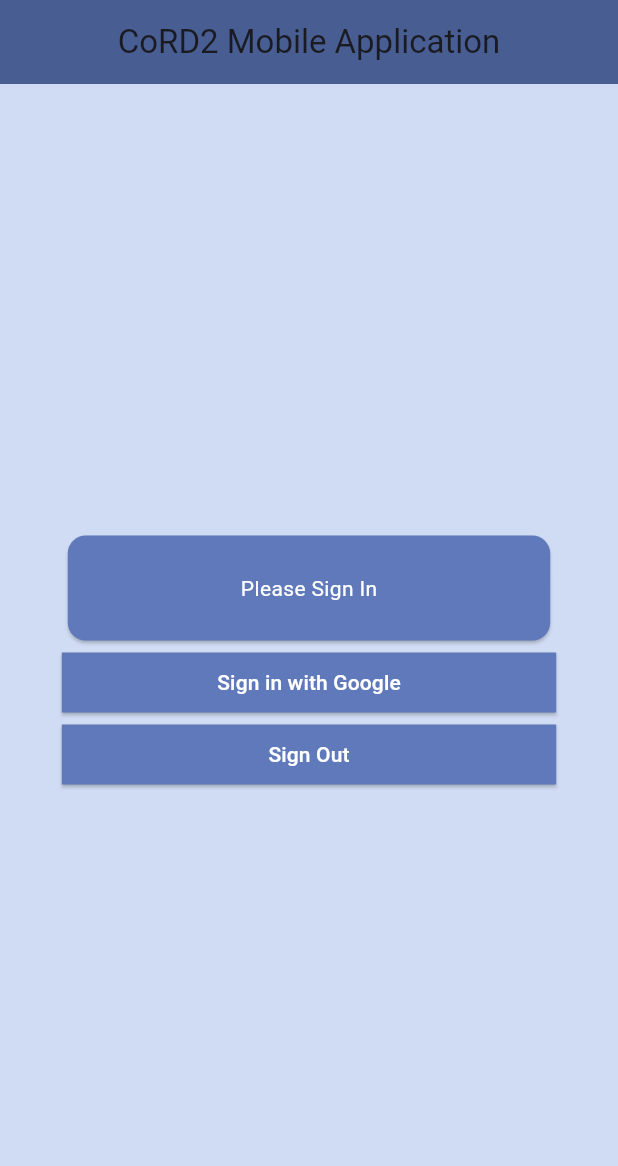
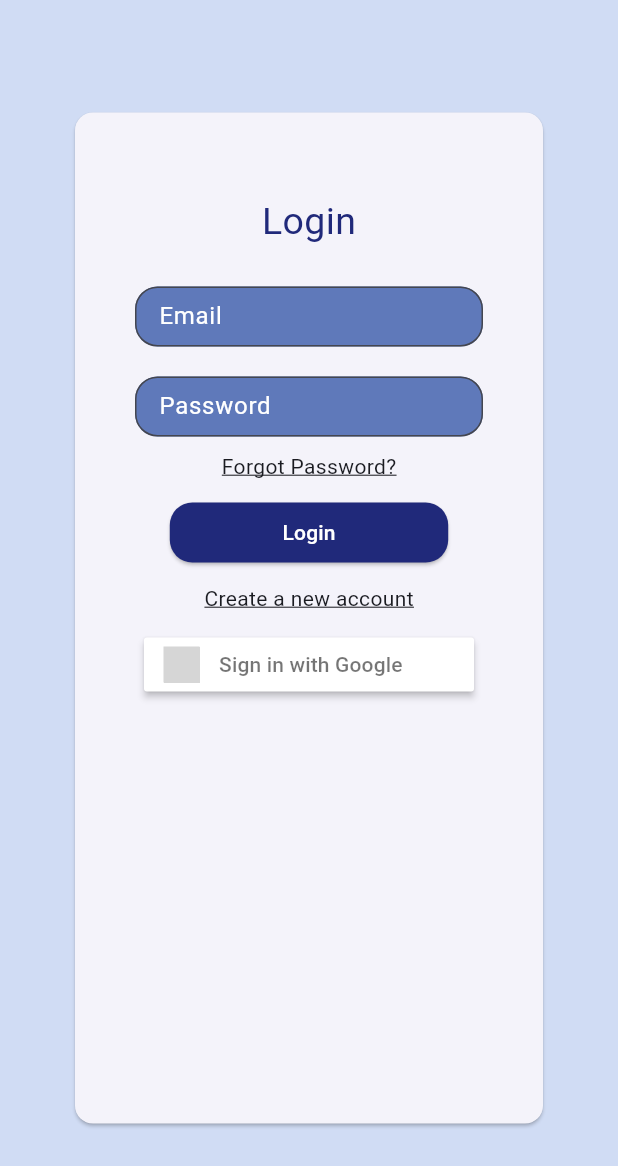
Before and after one commit to shenyang0111ucf/CoRD2-Mobile-App, a Flutter app: the screen it shows after launch, on a phone screen of 412 x 824 dp. Shown: the top 1166 px of the screen. Run offline on Flutter 3.47's test engine with Material 3 defaults, Android fonts, the phone set to English and light mode, and no system bars; our stand-ins replace cloud_firestore, firebase_auth, firebase_core, flutter_signin_button, google_sign_in; accounts and stored records are empty; grey boxes are pictures that could not be loaded.

Commit message:
Login/Registration working with Firebase

```diff
--- a/lib/main.dart
+++ b/lib/main.dart
@@ -1,4 +1,4 @@
-import 'package:cord2_mobile_app/pages/login.dart';
+import 'package:cord2_mobile_app/pages/sign_on.dart';
 import 'package:firebase_core/firebase_core.dart';
 import 'package:flutter/material.dart';
 
--- /dev/null
+++ b/lib/models/user_model.dart
@@ -0,0 +1,15 @@
+class UserModel {
+  final String displayName;
+  final String email;
+
+  UserModel(this.displayName, this.email);
+
+  UserModel.fromJson(Map<String, dynamic> json) :
+    displayName = json['displayName'] as String,
+    email = json['email'] as String;
+
+  Map<String, dynamic> toJson() => {
+    'displayName': displayName,
+    'email': email,
+  };
+}
--- a/lib/pages/login.dart
+++ /dev/null
@@ -1,139 +0,0 @@
-import 'package:cloud_firestore/cloud_firestore.dart';
-import 'package:flutter/material.dart';
-import 'package:google_sign_in/google_sign_in.dart';
-
-class SignOnPage extends StatefulWidget {
-  const SignOnPage({super.key});
-
-  @override
-  State<SignOnPage> createState() => _SignOnPageState();
-}
-
-
-
-class _SignOnPageState extends State<SignOnPage> {
-  final GoogleSignIn _googleSignIn = GoogleSignIn(
-      scopes: [
-        'email'
-      ]
-  );
-
-  CollectionReference users = FirebaseFirestore.instance.collection('users');
-  GoogleSignInAccount? _currentUser;
-  bool _isAuthorized = false;
-
-  void handleGoogleUser(GoogleSignInAccount? account) async {
-    // In mobile, being authenticated means being authorized...
-    bool isAuthorized = account != null;
-    if (isAuthorized) {
-      DocumentSnapshot doc = await users.doc(account?.id).get();
-      // Found a user account
-      if (doc.exists) {
-        print("We found a doc");
-        Map<String, dynamic> data = doc.data() as Map<String, dynamic>;
-        print(data);
-      } else {
-        // Need to create a new account
-        users
-          .doc(account.id)
-          .set({
-            'name': account.displayName,
-            'email': account.email,
-            'events': [],
-            'chats': []
-          })
-          .then((value) => print("Successfully added user!"))
-          .catchError((err) => print("Failed to add user $err"));
-      }
-    }
-    setState(() {
-      _currentUser = account;
-      _isAuthorized = isAuthorized;
-    });
-  }
-
-
-  @override
-  void initState() {
-    super.initState();
-    // Update the stored user
-    _googleSignIn.onCurrentUserChanged.listen((GoogleSignInAccount? account) => handleGoogleUser(account));
-
-    // Attempt to log in a previously authorized user
-    _googleSignIn.signInSilently();
-  }
-
-  Future<void> signInWithGoogle() async {
-    try {
-      await _googleSignIn.signIn();
-    } catch (error) {
-      print(error);
-    }
-  }
-
-  Future<void> signOut() => _googleSignIn.disconnect();
-
-  @override
-  Widget build(BuildContext context) {
-    const TextStyle whiteText = TextStyle(color: Colors.white);
-    const int darkBlue = 0xff5f79BA;
-    const int lightBlue = 0xffD0DCF4;
-
-    return Scaffold(
-      appBar: AppBar(
-        backgroundColor: Theme.of(context).colorScheme.primary,
-        title: const Center(
-          child :Text("CoRD2 Mobile Application")
-        )
-      ),
-      body: Container(
-        color: const Color(lightBlue),
-        child: Center(
-          child: Column(
-            mainAxisAlignment: MainAxisAlignment.center,
-            children: <Widget>[
-              FractionallySizedBox(
-                widthFactor: 0.8,
-                child: Card(
-                  color: Color(darkBlue),
-                  child: Padding(
-                    padding: EdgeInsets.all(25.0),
-                    child: Center(child:
-                      _currentUser != null ? Text("Welcome Back, ${_currentUser?.displayName}!", style: whiteText) : const Text("Please Sign In", style: whiteText)
-                    )
-                  )
-                )
-              ),
-              FractionallySizedBox(
-                widthFactor: 0.8,
-                child: ElevatedButton(
-                  onPressed: signInWithGoogle,
-                  style: ElevatedButton.styleFrom(
-                    backgroundColor: const Color(darkBlue),
-                    shape: const RoundedRectangleBorder(
-                      borderRadius: BorderRadius.zero
-                    )
-                  ),
-                  child: const Text("Sign in with Google", style: whiteText)
-                ),
-              ),
-              FractionallySizedBox(
-                widthFactor: 0.8,
-                child: ElevatedButton(
-                  onPressed: signOut,
-                  style: ElevatedButton.styleFrom(
-                    backgroundColor: const Color(darkBlue),
-                    shape: const RoundedRectangleBorder(
-                      borderRadius: BorderRadius.zero
-                    )
-                  ),
-                  child: const Text("Sign Out", style: whiteText)
-                ),
-              ),
-            ],
-          ),
-        ),
-      )
-    );
-  }
-}
--- /dev/null
+++ b/lib/pages/sign_on.dart
@@ -0,0 +1,311 @@
+import 'package:cloud_firestore/cloud_firestore.dart';
+import 'package:firebase_auth/firebase_auth.dart';
+import 'package:flutter/material.dart';
+import 'package:flutter_signin_button/button_list.dart';
+import 'package:flutter_signin_button/button_view.dart';
+import 'package:google_sign_in/google_sign_in.dart';
+
+class SignOnPage extends StatefulWidget {
+  const SignOnPage({super.key});
+
+  @override
+  State<SignOnPage> createState() => _SignOnPageState();
+}
+
+class _SignOnPageState extends State<SignOnPage> {
+  final GoogleSignIn _googleSignIn = GoogleSignIn(scopes: ['email']);
+  CollectionReference users = FirebaseFirestore.instance.collection('users');
+  GoogleSignInAccount? _currentUser;
+  bool _isAuthorized = false;
+  bool _login = true;
+  TextEditingController emailController = TextEditingController();
+  TextEditingController passController = TextEditingController();
+  TextEditingController confirmPassController = TextEditingController();
+  TextEditingController displayNameController = TextEditingController();
+  String _error = "";
+
+  final int darkBlue = 0xff5f79BA;
+  final int lightBlue = 0xffD0DCF4;
+  final int blurple = 0xff20297A;
+  final TextStyle whiteText = const TextStyle(color: Colors.white);
+
+  @override
+  void initState() {
+    super.initState();
+    // Update the stored user
+    _googleSignIn.onCurrentUserChanged
+        .listen((GoogleSignInAccount? account) => handleGoogleUser(account));
+
+    // Attempt to log in a previously authorized user
+    _googleSignIn.signInSilently();
+  }
+
+  // Handle the Google Authorization Flow
+  void handleGoogleUser(GoogleSignInAccount? account) async {
+    // In mobile, being authenticated means being authorized...
+    bool isAuthorized = account != null;
+    if (isAuthorized) {
+      DocumentSnapshot doc = await users.doc(account?.id).get();
+      // Found a user account
+      if (doc.exists) {
+        Map<String, dynamic> data = doc.data() as Map<String, dynamic>;
+      } else {
+        // Need to create a new account
+        users
+            .doc(account.id)
+            .set({
+              'name': account.displayName,
+              'email': account.email,
+              'events': [],
+              'chats': []
+            })
+            .then((value) => print("Successfully added user!"))
+            .catchError((err) => print("Failed to add user $err"));
+      }
+    }
+    setState(() {
+      _currentUser = account;
+      _isAuthorized = isAuthorized;
+    });
+  }
+
+  Future<void> signInWithGoogle() async {
+    try {
+      await _googleSignIn.signIn();
+    } catch (error) {
+      print(error);
+    }
+  }
+
+  Future<void> signOut() => _googleSignIn.disconnect();
+
+  void handleRegister() async {
+    setState(() {
+      _error = "";
+    });
+    if (passController.text != confirmPassController.text) {
+      setState(() {
+        _error = "Passwords don't match";
+      });
+    }
+    if (passController.text.isEmpty || displayNameController.text.isEmpty ||
+        emailController.text.isEmpty || confirmPassController.text.isEmpty) {
+      setState(() {
+        _error = "Please fill out all fields";
+      });
+    }
+    try {
+      UserCredential userCredential = await FirebaseAuth.instance
+          .createUserWithEmailAndPassword(
+            email: emailController.text, password: passController.text
+      );
+      users
+          .doc(userCredential.user?.uid)
+          .set({
+        'name': displayNameController.text,
+        'email': userCredential.user?.email,
+        'events': [],
+        'chats': []
+      })
+        .then((value) => print("Successfully added user!"))
+        .catchError((err) => print("Failed to add user $err"));
+    } on FirebaseAuthException catch (e) {
+      if (e.code == 'weak-password') {
+        setState(() {
+          _error = "Password is too weak";
+        });
+      } else if (e.code == 'email-already-in-use') {
+        setState(() {
+          _error = "This email is already in use";
+        });
+      }
+    } catch (e) {
+      print(e);
+    }
+  }
+
+  // Creates a button on the login screen
+  FractionallySizedBox createButton(String text, onPressed) {
+    return FractionallySizedBox(
+      widthFactor: 0.8,
+      child: ElevatedButton(
+          onPressed: onPressed,
+          style: ElevatedButton.styleFrom(
+              backgroundColor: Color(blurple),
+              shape: const RoundedRectangleBorder(
+                  borderRadius: BorderRadius.all(Radius.circular(15)))),
+          child: Text(text, style: whiteText)),
+    );
+  }
+
+  void switchPage() {
+    emailController.clear();
+    displayNameController.clear();
+    passController.clear();
+    confirmPassController.clear();
+    setState(() {
+      _login = !_login;
+      _error = "";
+    });
+  }
+
+  List<Widget> registerPage() {
+    return [
+      Container(
+        margin: const EdgeInsets.symmetric(vertical: 15.0),
+        child: Text("Create Account",
+            style: TextStyle(color: Color(blurple), fontSize: 25.0)),
+      ),
+      Container(
+        margin: const EdgeInsets.symmetric(vertical: 6.0),
+        child: TextField(
+          controller: emailController,
+          style: const TextStyle(color: Colors.white, height: 1.0),
+          decoration: InputDecoration(
+              isDense: true,
+              hintStyle: const TextStyle(color: Colors.white),
+              fillColor: Color(darkBlue),
+              filled: true,
+              border: const OutlineInputBorder(borderRadius: BorderRadius.all(Radius.circular(15))),
+              hintText: "Email"),
+        ),
+      ),
+      Container(
+        margin: const EdgeInsets.symmetric(vertical: 6.0),
+        child: TextField(
+          controller: displayNameController,
+          style: const TextStyle(color: Colors.white, height: 0.6),
+          decoration: InputDecoration(
+            hintStyle: const TextStyle(color: Colors.white),
+            fillColor: Color(darkBlue),
+            filled: true,
+            border: const OutlineInputBorder(borderRadius: BorderRadius.all(Radius.circular(15))),
+            hintText: "Display Name"),
+        ),
+      ),
+      Container(
+        margin: const EdgeInsets.symmetric(vertical: 6.0),
+        child: TextField(
+          controller: passController,
+          obscureText: true,
+          style: const TextStyle(color: Colors.white, height: 1.0),
+          decoration: InputDecoration(
+            isDense: true,
+            hintStyle: const TextStyle(color: Colors.white),
+            fillColor: Color(darkBlue),
+            filled: true,
+            border: const OutlineInputBorder(borderRadius: BorderRadius.all(Radius.circular(15))),
+            hintText: "Password",
+          ),
+        ),
+      ),
+      Container(
+        margin: const EdgeInsets.symmetric(vertical: 6.0),
+        child: TextField(
+          controller: confirmPassController,
+          obscureText: true,
+          style: const TextStyle(color: Colors.white, height: 1.0),
+          decoration: InputDecoration(
+            isDense: true,
+            hintStyle: const TextStyle(color: Colors.white),
+            fillColor: Color(darkBlue),
+            filled: true,
+            border: const OutlineInputBorder(borderRadius: BorderRadius.all(Radius.circular(15))),
+            hintText: "Confirm Password",
+          ),
+        ),
+      ),
+      Container(
+          margin: const EdgeInsets.symmetric(vertical: 10.0),
+          child: createButton("Register", () => handleRegister())),
+      Text(_error, style: const TextStyle(color: Colors.red)),
+      const Text("Already have an account?"),
+      GestureDetector(
+          child: const Text("Login",
+              style: TextStyle(decoration: TextDecoration.underline)),
+          onTap: () {
+            switchPage();
+          }),
+    ];
+  }
+
+  List<Widget> loginPage() {
+    return [
+      Container(
+        margin: const EdgeInsets.symmetric(vertical: 15.0),
+        child: Text("Login", style: TextStyle(color: Color(blurple), fontSize: 25.0)),
+      ),
+      Container(
+        margin: const EdgeInsets.symmetric(vertical: 10.0),
+        child: TextField(
+          controller: emailController,
+          style: const TextStyle(color: Colors.white, height: 1.0),
+          decoration: InputDecoration(
+            isDense: true,
+            hintStyle: const TextStyle(color: Colors.white),
+            fillColor: Color(darkBlue),
+            filled: true,
+            border: const OutlineInputBorder(borderRadius: BorderRadius.all(Radius.circular(15))),
+            hintText: "Email"),
+        ),
+      ),
+      Container(
+        margin: const EdgeInsets.symmetric(vertical: 10.0),
+        child: TextField(
+          controller: passController,
+          obscureText: true,
+          style: const TextStyle(color: Colors.white, height: 1.0),
+          decoration: InputDecoration(
+            isDense: true,
+            hintStyle: const TextStyle(color: Colors.white),
+            fillColor: Color(darkBlue),
+            filled: true,
+            border: const OutlineInputBorder(borderRadius: BorderRadius.all(Radius.circular(15))),
+            hintText: "Password",
+          ),
+        ),
+      ),
+      GestureDetector(
+        child: const Text("Forgot Password?",
+            style: TextStyle(decoration: TextDecoration.underline)),
+        onTap: () {
+          //TODO: Implement forgot password
+        }
+      ),
+      Container(
+        margin: const EdgeInsets.symmetric(vertical: 10.0),
+        child: createButton("Login", () => ()),
+      ),
+      GestureDetector(
+        child: const Text("Create a new account",
+            style: TextStyle(decoration: TextDecoration.underline)),
+        onTap: () {
+          switchPage();
+        }
+      ),
+      Container(
+        margin: EdgeInsets.symmetric(vertical: 10.0),
+        child: SignInButton(Buttons.Google, onPressed: signInWithGoogle),
+      ),
+    ];
+  }
+
+  @override
+  Widget build(BuildContext context) {
+    return Scaffold(
+        resizeToAvoidBottomInset: false,
+        body: Container(
+          color: Color(lightBlue),
+          child: Center(
+            child: Card(
+                margin: const EdgeInsets.fromLTRB(50, 75, 50, 75),
+                child: Padding(
+                  padding: const EdgeInsets.all(40.0),
+                  child: Column(
+                      mainAxisAlignment: MainAxisAlignment.start,
+                      children: _login ? loginPage() : registerPage()),
+                )),
+          ),
+        ));
+  }
+}
--- a/pubspec.yaml
+++ b/pubspec.yaml
@@ -39,6 +39,7 @@ dependencies:
   firebase_auth: ^4.14.1
   firebase_core: ^2.23.0
   cloud_firestore: ^4.13.3
+  flutter_signin_button: ^2.0.0
 
 dev_dependencies:
   flutter_test:
```
Also changed, not shown: pubspec.lock.
